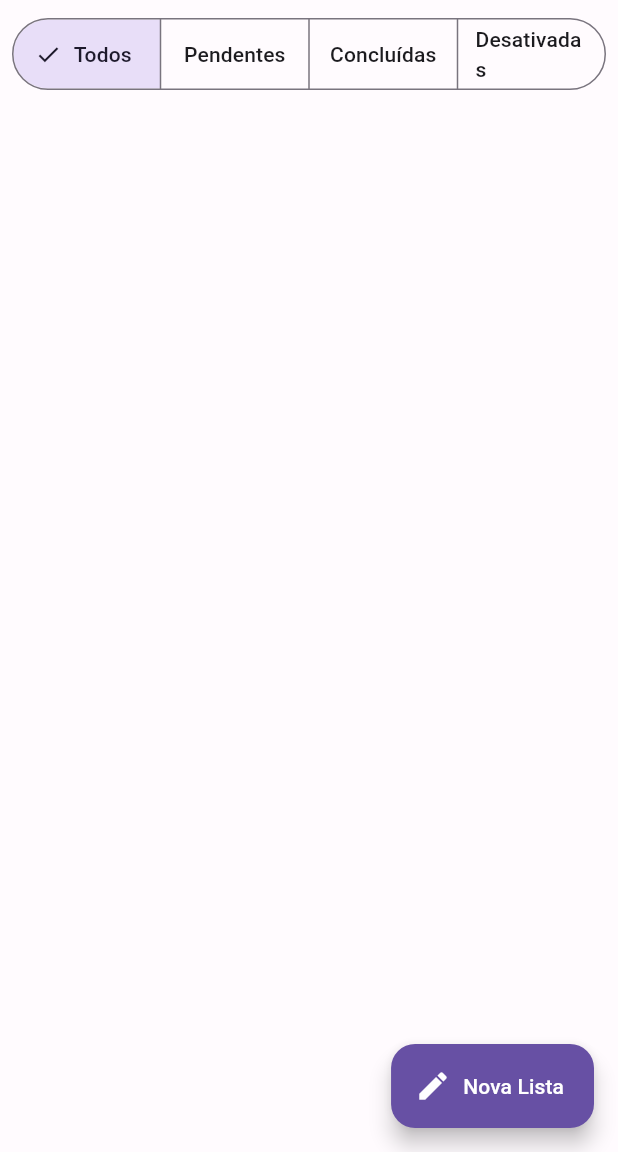
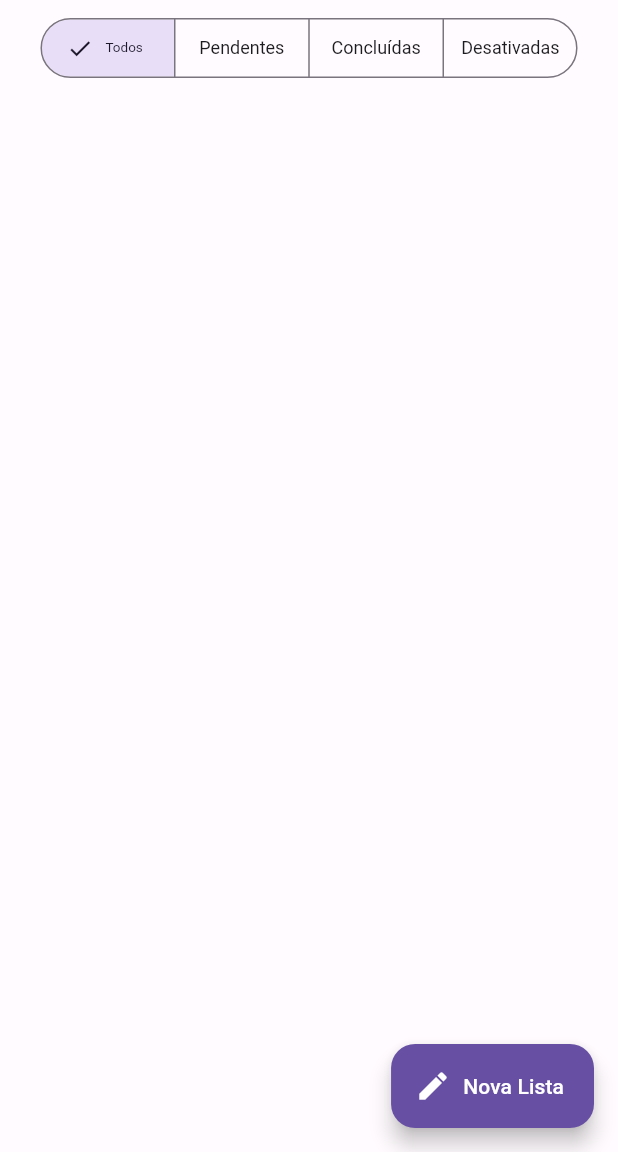
Before and after one commit to celiorscosta/Listinha, a Flutter app: the screen it shows after launch, on a phone screen of 412 x 824 dp, the part 84-1236 px from its top. Run offline on Flutter 3.47's test engine with Material 2 defaults, Android fonts, the phone set to English and light mode, and no system bars.

```diff
--- a/app/lib/src/home/home_page.dart
+++ b/app/lib/src/home/home_page.dart
@@ -21,7 +21,8 @@ class _HomePageState extends State<HomePage> {
           ),
         ],
       ),
-      body: Column(
+      body: Center(
+        child: Column(
           children: [
             Padding(
               padding: const EdgeInsets.all(8),
@@ -50,6 +51,7 @@ class _HomePageState extends State<HomePage> {
             )
           ],
         ),
+      ),
       floatingActionButton: FloatingActionButton.extended(
         icon: const Icon(Icons.edit),
         label: const Text('Nova Lista'),
```
Also changed, not shown: app/lib/src/shared/themes/themes.dart (+17 -0 lines). Lines whose indentation alone changed are shown as unchanged.
